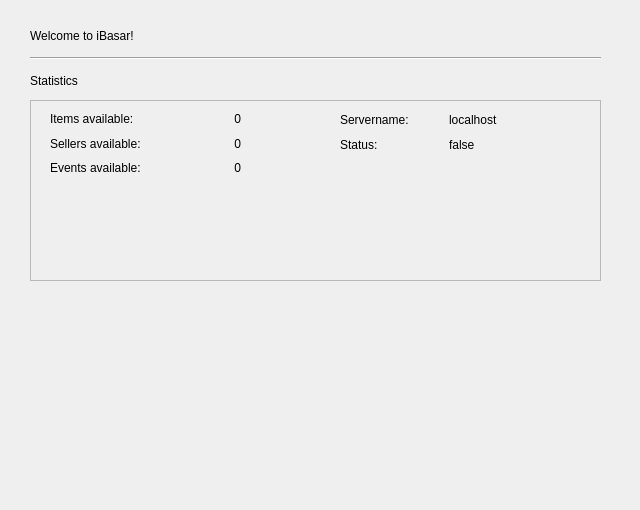
Above: iBasar/mainwidget.ui from hoihrig/iBasar before the change. Below: the same form after it.
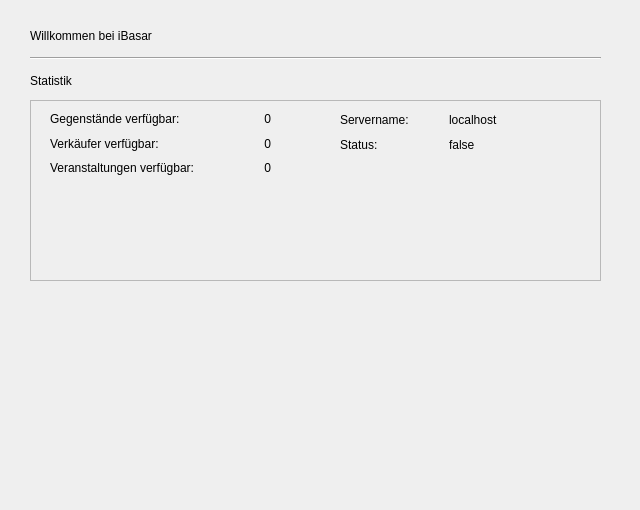
That is the form after the change.

Diff of the .ui file:
```diff
--- a/iBasar/mainwidget.ui
+++ b/iBasar/mainwidget.ui
@@ -35,7 +35,7 @@
     </rect>
    </property>
    <property name="text">
-    <string>Welcome to iBasar!</string>
+    <string>Willkommen bei iBasar</string>
    </property>
   </widget>
   <widget class="Line" name="line">
@@ -119,7 +119,7 @@
      <rect>
       <x>20</x>
       <y>10</y>
-      <width>191</width>
+      <width>221</width>
       <height>67</height>
      </rect>
     </property>
@@ -129,21 +129,21 @@
        <item>
         <widget class="QLabel" name="itemstextlbl">
          <property name="text">
-          <string>Items available:</string>
+          <string>Gegenstände verfügbar:</string>
          </property>
         </widget>
        </item>
        <item>
         <widget class="QLabel" name="sellertextlbl">
          <property name="text">
-          <string>Sellers available:</string>
+          <string>Verkäufer verfügbar:</string>
          </property>
         </widget>
        </item>
        <item>
         <widget class="QLabel" name="eventstextlbl">
          <property name="text">
-          <string>Events available:</string>
+          <string>Veranstaltungen verfügbar:</string>
          </property>
         </widget>
        </item>
@@ -196,7 +196,7 @@
     </rect>
    </property>
    <property name="text">
-    <string>Statistics</string>
+    <string>Statistik</string>
    </property>
   </widget>
  </widget>
```
